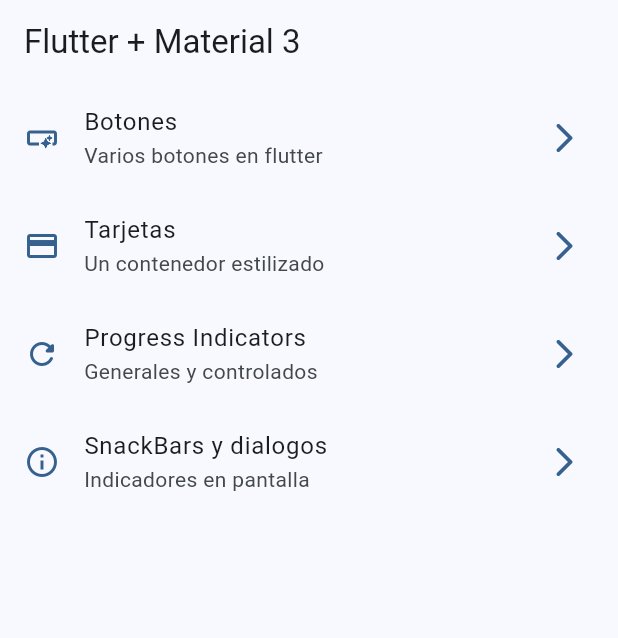
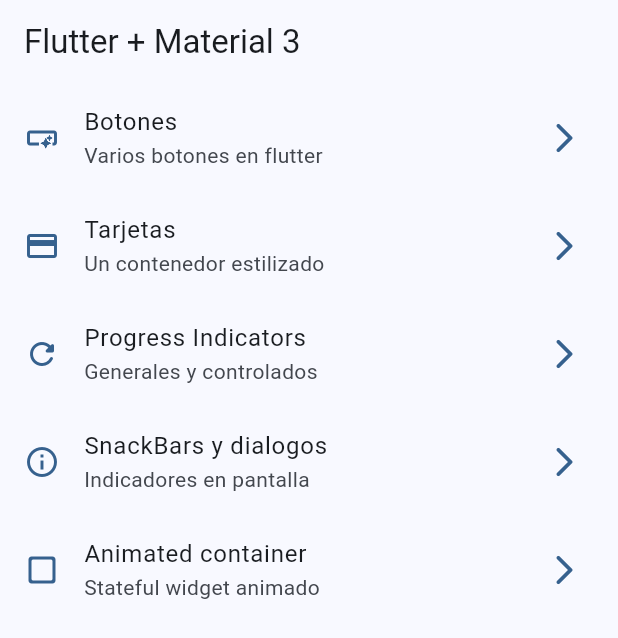
Before and after one commit to OscarOcomatl/widgets_app, a Flutter app: the screen it shows after launch, on a phone screen of 412 x 824 dp. Shown: the top 638 px of the screen. Run offline on Flutter 3.47's test engine with Material 3 defaults, Android fonts, the phone set to English and light mode, and no system bars; our stand-ins replace go_router.

Commit message:
animated container terminado

```diff
--- a/lib/config/menu/menu_items.dart
+++ b/lib/config/menu/menu_items.dart
@@ -41,4 +41,10 @@ const appMenuItems = <MenuItem>[
     link: '/snackbars',
     icon: Icons.info_outline
   ),
+  MenuItem(
+    title: 'Animated container',
+    subtitle: 'Stateful widget animado',
+    link: '/animated',
+    icon: Icons.check_box_outline_blank_rounded
+  ),
 ];
--- a/lib/config/router/app_router.dart
+++ b/lib/config/router/app_router.dart
@@ -30,5 +30,10 @@ final appRouter = GoRouter(
       name: SnackbarScreen.name,
       builder: (context, state) => const SnackbarScreen(),
     ),
+    GoRoute(
+      path: '/animated',
+      name: AnimatedScreen.name,
+      builder: (context, state) => const AnimatedScreen(),
+    ),
   ],
 );
```
Also changed, not shown: lib/presentation/screens/animated/animated_screen.dart (+50 -2 lines).
